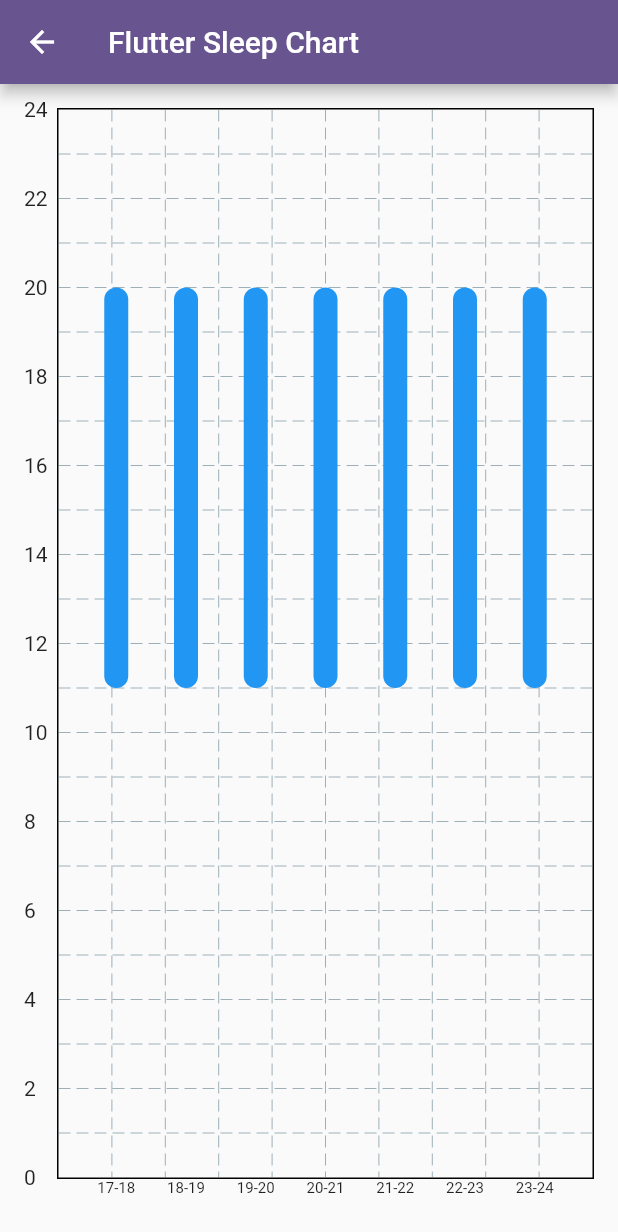
After one commit to ruhulmath08/flutter_practice, a Flutter app: the FlutterChart screen opened by its route, after a tap on "Flutter Sleep Chart", on a phone screen of 412 x 824 dp. The commit adds this screen. Shown: the top 1232 px of the screen. Run offline on Flutter 3.47's test engine with Material 3 defaults, Android fonts, the phone set to English and light mode, and no system bars; drawn by our look-alikes of fl_chart; our stand-ins replace cached_network_image, dartz, dio, equatable, flutter_bloc, fluttertoast and 3 more; accounts and stored records are empty; network calls fail.

```diff
--- /dev/null
+++ b/devtools_options.yaml
@@ -0,0 +1,3 @@
+description: This file stores settings for Dart & Flutter DevTools.
+documentation: https://docs.flutter.dev/tools/devtools/extensions#configure-extension-enablement-states
+extensions:
--- a/lib/main.dart
+++ b/lib/main.dart
@@ -1,5 +1,5 @@
 import 'package:flutter/material.dart';
-import 'package:flutter_practice/src/core/routes/route_generator.dart';
+import 'package:flutter_practice/src/routing/route_generator.dart';
 import 'package:flutter_practice/src/features/auth/presentation/pages/login_page.dart';
 
 void main() {
@@ -14,6 +14,7 @@ class MyApp extends StatelessWidget {
   Widget build(BuildContext context) {
     return MaterialApp(
       title: 'Flutter Demo',
+      debugShowCheckedModeBanner: false,
       theme: ThemeData(
         colorScheme: ColorScheme.fromSeed(seedColor: Colors.deepPurple),
         useMaterial3: false,
--- a/lib/src/core/constants/string_constants.dart
+++ b/lib/src/core/constants/string_constants.dart
@@ -26,6 +26,10 @@ class StringConstants {
   ///Flutter health details
   static const String flutterHealthDetails = "Flutter Health Details";
 
-  ///showcaseview
+  ///Flutter show case
   static const String flutterShowCaseView = "Flutter show case view";
+
+  ///Flutter Chart
+  static const String flutterChart = "Flutter Chart";
+  static const String flutterSleepChart = "Flutter Sleep Chart";
 }
--- /dev/null
+++ b/lib/src/core/shared/widgets/display_details_content.dart
@@ -0,0 +1,15 @@
+import 'package:flutter/material.dart';
+
+class DisplayDetailsContent extends StatefulWidget {
+  const DisplayDetailsContent({super.key});
+
+  @override
+  State<DisplayDetailsContent> createState() => _DisplayDetailsContentState();
+}
+
+class _DisplayDetailsContentState extends State<DisplayDetailsContent> {
+  @override
+  Widget build(BuildContext context) {
+    return const Placeholder();
+  }
+}
--- a/lib/src/features/auth/presentation/pages/login_page.dart
+++ b/lib/src/features/auth/presentation/pages/login_page.dart
@@ -2,7 +2,7 @@ import 'package:flutter/material.dart';
 import 'package:flutter_bloc/flutter_bloc.dart';
 import 'package:flutter_practice/src/core/constants/string_constants.dart';
 import 'package:flutter_practice/src/core/network/api_service.dart';
-import 'package:flutter_practice/src/core/routes/routes.dart';
+import 'package:flutter_practice/src/routing/routes.dart';
 import 'package:flutter_practice/src/features/auth/data/data_sources/auth_remote_data_source_impl.dart';
 import 'package:flutter_practice/src/features/auth/data/repositories/auth_repository_impl.dart';
 import 'package:flutter_practice/src/features/auth/domain/use_cases/login_use_case.dart';
--- a/lib/src/features/carousel_view/page/flutter_carousel.dart
+++ b/lib/src/features/carousel_view/page/flutter_carousel.dart
@@ -1,6 +1,6 @@
 import 'package:flutter/material.dart';
 import 'package:flutter_practice/src/core/constants/string_constants.dart';
-import 'package:flutter_practice/src/core/routes/routes.dart';
+import 'package:flutter_practice/src/routing/routes.dart';
 
 class FlutterCarousel extends StatelessWidget {
   const FlutterCarousel({super.key, required this.title});
--- /dev/null
+++ b/lib/src/features/flutter_chart/flutter_sleep_chart/flutter_sleep_chart.dart
@@ -0,0 +1,137 @@
+import 'dart:math';
+
+import 'package:fl_chart/fl_chart.dart';
+import 'package:flutter/material.dart';
+
+class FlutterSleepChart extends StatefulWidget {
+  const FlutterSleepChart({
+    super.key,
+    required this.title,
+  });
+
+  final String title;
+
+  @override
+  State<FlutterSleepChart> createState() => _FlutterSleepChartState();
+}
+
+class _FlutterSleepChartState extends State<FlutterSleepChart> {
+  @override
+  Widget build(BuildContext context) {
+    final List<SleepModel> allData = SleepModel.getAllData();
+    return Scaffold(
+      appBar: AppBar(title: Text(widget.title)),
+      body: Center(
+        child: Padding(
+          padding: const EdgeInsets.all(16.0),
+          child: BarChart(
+            BarChartData(
+              barGroups: allData
+                  .map(
+                    (SleepModel sleepModel) => BarChartGroupData(
+                      x: sleepModel.id,
+                      barRods: [
+                        // List of BarChartRodData
+                        BarChartRodData(
+                          width: 16, // Width of the bar
+                          color: _getColor(sleepModel.startTime.hour -
+                              sleepModel.endTime.hour),
+                          toY: sleepModel.endTime.hour.toDouble(),
+                          fromY: sleepModel.startTime.hour.toDouble(),
+                        ),
+                      ],
+                    ),
+                  )
+                  .toList(),
+              titlesData: FlTitlesData(
+                topTitles: const AxisTitles(
+                  sideTitles: SideTitles(showTitles: false),
+                ),
+                bottomTitles: AxisTitles(
+                  sideTitles: SideTitles(
+                    showTitles: true,
+                    getTitlesWidget: (value, meta) {
+                      return Text(
+                        '${allData[value.round()].startTime.day}-${allData[value.round()].endTime.day}',
+                        style: TextStyle(fontSize: 10),
+                      );
+                    },
+                  ),
+                ),
+                rightTitles: const AxisTitles(
+                  sideTitles: SideTitles(showTitles: false),
+                ),
+                leftTitles: AxisTitles(
+                  sideTitles: SideTitles(
+                    showTitles: true,
+                    interval: 2,
+                    getTitlesWidget: (value, meta) {
+                      return Text(value.round().toString());
+                    },
+                  ),
+                  axisNameSize: 10,
+                  drawBelowEverything: true,
+                  //axisNameWidget: Text('Hours'),
+                ),
+              ),
+              borderData: FlBorderData(show: true),
+              maxY: 24,
+              minY: 0,
+            ),
+          ),
+        ),
+      ),
+    );
+  }
+
+  Color _getColor(int value) {
+    print(value);
+    if (value >= 10) {
+      return Colors.green;
+    } else if (value < 10 && value >= 7) {
+      return Colors.blue;
+    } else {
+      return Colors.red;
+    }
+  }
+}
+
+class SleepModel {
+  final int id;
+  final DateTime startTime;
+  final DateTime endTime;
+
+  SleepModel({
+    required this.id,
+    required this.startTime,
+    required this.endTime,
+  });
+
+  static List<SleepModel> getAllData() {
+    DateTime startDate = DateTime.now().subtract(const Duration(days: 7));
+
+    List<SleepModel> dataList = [];
+    for (int i = 0; i < 7; i++) {
+      dataList.add(
+        SleepModel(
+          id: i,
+          startTime: startDate.copyWith(
+            //night 10 PM //20, 21, 22, 23
+            day: startDate.day + i,
+            hour: Random().nextInt(3) + 19,
+            minute: 0,
+            second: 0,
+          ),
+          endTime: startDate.copyWith(
+            day: (startDate.day + 1) + i,
+            hour: Random().nextInt(4) + 11,
+            minute: 0,
+            second: 0,
+          ),
+        ),
+      );
+    }
+
+    return dataList;
+  }
+}
--- /dev/null
+++ b/lib/src/features/flutter_chart/landing/flutter_chart.dart
@@ -0,0 +1,47 @@
+import 'package:flutter/material.dart';
+import 'package:flutter_practice/src/features/flutter_chart/landing/flutter_chart_model.dart';
+
+class FlutterChart extends StatefulWidget {
+  const FlutterChart({
+    super.key,
+    required this.title,
+  });
+
+  final String title;
+
+  @override
+  State<FlutterChart> createState() => _FlutterChartState();
+}
+
+class _FlutterChartState extends State<FlutterChart> {
+  late final List<FlutterChartModel> models;
+
+  @override
+  void initState() {
+    models = FlutterChartModel.getAllModels();
+    super.initState();
+  }
+
+  @override
+  Widget build(BuildContext context) {
+    return SafeArea(
+      child: Scaffold(
+        appBar: AppBar(title: Text(widget.title)),
+        body: ListView.builder(
+          padding: const EdgeInsets.symmetric(
+            horizontal: 10,
+            vertical: 10,
+          ),
+          itemCount: models.length,
+          itemBuilder: (BuildContext context, int index) {
+            final FlutterChartModel model = models[index];
+            return ElevatedButton(
+              child: Text(model.title),
+              onPressed: () => Navigator.pushNamed(context, model.route),
+            );
+          },
+        ),
+      ),
+    );
+  }
+}
--- /dev/null
+++ b/lib/src/features/flutter_chart/landing/flutter_chart_model.dart
@@ -0,0 +1,27 @@
+import 'package:flutter_practice/src/core/constants/string_constants.dart';
+import 'package:flutter_practice/src/routing/routes.dart';
+
+class FlutterChartModel {
+  final String title;
+  final String route;
+  final String? image;
+  final String? description;
+  final String? url;
+  final List<String>? additionalUrls;
+
+  const FlutterChartModel({
+    required this.title,
+    required this.route,
+    this.image,
+    this.description,
+    this.url,
+    this.additionalUrls,
+  });
+
+  static List<FlutterChartModel> getAllModels() => [
+        const FlutterChartModel(
+          title: StringConstants.flutterSleepChart,
+          route: Routes.flutterSleepChartsPage,
+        ),
+      ];
+}
--- a/lib/src/features/home/model/home_model.dart
+++ b/lib/src/features/home/model/home_model.dart
@@ -1,5 +1,5 @@
 import 'package:flutter_practice/src/core/constants/string_constants.dart';
-import 'package:flutter_practice/src/core/routes/routes.dart';
+import 'package:flutter_practice/src/routing/routes.dart';
 
 class HomeModel {
   const HomeModel({
@@ -48,5 +48,10 @@ class HomeModel {
           route: Routes.flutterShowcaseViewPage,
           image: 'image',
         ),
+        const HomeModel(
+          title: StringConstants.flutterChart,
+          route: Routes.flutterChartsPage,
+          image: 'image',
+        ),
       ];
 }
--- a/lib/src/features/multi_tap_detector/pages/multi_tap_detector_page.dart
+++ b/lib/src/features/multi_tap_detector/pages/multi_tap_detector_page.dart
@@ -1,5 +1,5 @@
 import 'package:flutter/material.dart';
-import 'package:flutter_practice/src/core/styles/app_colors.dart';
+import 'package:flutter_practice/src/core/themes/styles/app_colors.dart';
 import 'package:flutter_practice/src/features/multi_tap_detector/widgets/multi_tap_detector.dart';
 import 'package:fluttertoast/fluttertoast.dart';
 
--- a/lib/src/core/routes/route_generator.dart
+++ b/lib/src/routing/route_generator.dart
@@ -1,11 +1,13 @@
 import 'package:flutter/material.dart';
 import 'package:flutter_practice/src/core/constants/string_constants.dart';
-import 'package:flutter_practice/src/core/routes/routes.dart';
+import 'package:flutter_practice/src/routing/routes.dart';
 import 'package:flutter_practice/src/features/auth/presentation/pages/login_page.dart';
 import 'package:flutter_practice/src/features/badge_with_icon_button/badge_with_icon_button_page.dart';
 import 'package:flutter_practice/src/features/carousel_view/page/carousel_details.dart';
 import 'package:flutter_practice/src/features/carousel_view/page/carousel_view_page.dart';
 import 'package:flutter_practice/src/features/carousel_view/page/flutter_carousel.dart';
+import 'package:flutter_practice/src/features/flutter_chart/landing/flutter_chart.dart';
+import 'package:flutter_practice/src/features/flutter_chart/flutter_sleep_chart/flutter_sleep_chart.dart';
 import 'package:flutter_practice/src/features/flutter_health_details/presentation/pages/flutter_health_details_page.dart';
 import 'package:flutter_practice/src/features/flutter_show_case_view/flutter_show_case_view.dart';
 import 'package:flutter_practice/src/features/flutter_widgets/flutter_range_slider_page.dart';
@@ -77,13 +79,25 @@ class RouteGenerator {
             title: StringConstants.flutterHealthDetails,
           ),
         );
-
       case Routes.flutterShowcaseViewPage:
         return MaterialPageRoute(
           builder: (_) => ShowCaseWidget(
-            builder: (_) =>const FlutterShowCaseView(
+            builder: (_) => const FlutterShowCaseView(
               title: StringConstants.flutterShowCaseView,
             ),
+          ),
+        );
+      case Routes.flutterChartsPage:
+        return MaterialPageRoute(
+          builder: (_) => const FlutterChart(
+            title: StringConstants.flutterChart,
+          ),
+        );
+
+        case Routes.flutterSleepChartsPage:
+        return MaterialPageRoute(
+          builder: (_) => const FlutterSleepChart(
+            title: StringConstants.flutterSleepChart,
           ),
         );
     }
--- a/lib/src/core/routes/routes.dart
+++ b/lib/src/routing/routes.dart
@@ -18,4 +18,8 @@ class Routes{
   static const String flutterHealthDetailsPage = '/flutter_health_details_page';
 
   static const String flutterShowcaseViewPage = '/flutter_showcase_view_page';
+
+  ///Flutter charts
+  static const String flutterChartsPage = '/flutter_charts_page';
+  static const String flutterSleepChartsPage = '/flutter_sleep_charts_page';
 }
--- a/pubspec.yaml
+++ b/pubspec.yaml
@@ -45,6 +45,7 @@ dependencies:
   #health: ^11.1.0
   showcaseview: ^3.0.0
   shared_preferences: ^2.3.2
+  fl_chart: ^0.70.0
 
 dev_dependencies:
   flutter_test:
```
Also changed, not shown: lib/src/core/themes/styles/app_colors.dart (renamed from lib/src/core/styles/app_colors.dart), pubspec.lock, 6 other files.
